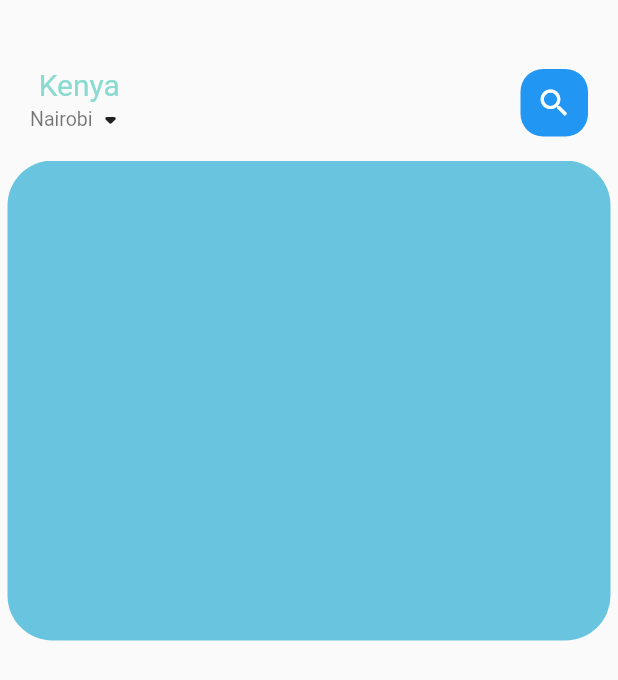
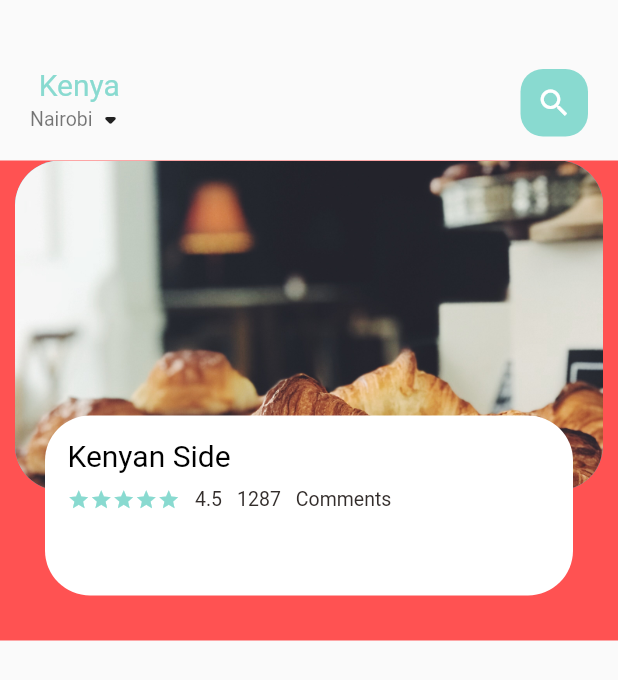
Before and after one commit to Eriq-Kibet/flutter-app, a Flutter app: the screen it shows after launch, on a phone screen of 412 x 824 dp. Shown: the top 680 px of the screen. Run offline on Flutter 3.47's test engine with Material 2 defaults, Android fonts, the phone set to English and light mode, and no system bars.

Commit message:
Improved image container

```diff
--- a/lib/home/food_page_body.dart
+++ b/lib/home/food_page_body.dart
@@ -1,4 +1,7 @@
+import 'package:flutter/material.dart';
 import 'package:flutter/widgets.dart';
+import 'package:myapp/widgets/big_text.dart';
+import 'package:myapp/widgets/small_text.dart';
 
 class FoodPageBody extends StatefulWidget {
   const FoodPageBody({Key? key}) : super(key: key);
@@ -7,11 +10,14 @@ class FoodPageBody extends StatefulWidget {
 }
 
 class _FoodPageBodyState extends State<FoodPageBody> {
+  PageController pageController = PageController(viewportFraction: 1.0);
   @override
   Widget build(BuildContext context) {
     return Container(
+      color: Colors.redAccent,
       height: 320,
       child: PageView.builder(
+          controller: pageController,
           itemCount: 5,
           itemBuilder: (context, position) {
             return _buildPageItem(position);
@@ -20,12 +26,74 @@ class _FoodPageBodyState extends State<FoodPageBody> {
   }
 
   Widget _buildPageItem(int index) {
-    return Container(
-      height: 220,
-      margin: EdgeInsets.only(left: 5, right: 5),
-      decoration: BoxDecoration(
-          borderRadius: BorderRadius.circular(30),
-          color: index.isEven ? Color(0xFF69c5df) : Color(0xFF9294cc)),
+    return Stack(
+      children: [
+        Container(
+          height: 220,
+          margin: EdgeInsets.only(left: 10, right: 10),
+          decoration: BoxDecoration(
+              borderRadius: BorderRadius.circular(30),
+              color: index.isEven ? Color(0xFF69c5df) : Color(0xFF9294cc),
+              image: DecorationImage(
+                  fit: BoxFit.cover,
+                  image: AssetImage('assets/image/food1.jpg'))),
+        ),
+        Align(
+            alignment: Alignment.bottomCenter,
+            child: Container(
+              height: 120,
+              margin: EdgeInsets.only(left: 30, right: 30, bottom: 30),
+              decoration: BoxDecoration(
+                borderRadius: BorderRadius.circular(30),
+                color: Colors.white,
+              ),
+              child: Container(
+                padding: EdgeInsets.only(top: 15, left: 15, right: 15),
+                child: Column(
+                    crossAxisAlignment: CrossAxisAlignment.start,
+                    children: [
+                      BigText(
+                        text: "Kenyan Side",
+                        color: Colors.black,
+                      ),
+                      SizedBox(
+                        height: 10,
+                      ),
+                      Row(
+                        children: [
+                          Wrap(
+                            children: List.generate(
+                                5,
+                                (index) => Icon(
+                                      Icons.star,
+                                      color: const Color(0xFF89dad0),
+                                      size: 15,
+                                    )),
+                          ),
+                          SizedBox(
+                            width: 10,
+                          ),
+                          SmallText(text: "4.5"),
+                          SizedBox(
+                            width: 10,
+                          ),
+                          SmallText(text: "1287"),
+                          SizedBox(
+                            width: 10,
+                          ),
+                          SmallText(text: "Comments")
+                        ],
+                      ),
+                      SizedBox(
+                        height: 20,
+                      ),
+                      Row(
+                        children: [],
+                      )
+                    ]),
+              ),
+            ))
+      ],
     );
   }
 }
--- a/lib/home/main_food_page.dart
+++ b/lib/home/main_food_page.dart
@@ -50,7 +50,7 @@ class _MainFoodPageState extends State<MainFoodPage> {
                     ),
                     decoration: BoxDecoration(
                         borderRadius: BorderRadius.circular(15),
-                        color: Colors.blue),
+                        color: const Color(0xFF89dad0)),
                   )
                 ]),
           ),
--- a/pubspec.yaml
+++ b/pubspec.yaml
@@ -58,8 +58,8 @@ flutter:
   uses-material-design: true
 
   # To add assets to your application, add an assets section, like this:
-  # assets:
-  #   - images/a_dot_burr.jpeg
+  assets:
+    - assets/image/
   #   - images/a_dot_ham.jpeg
 
   # An image asset can refer to one or more resolution-specific "variants", see
```
Also changed, not shown: assets/image/food1.jpg (added), assets/image/food2.jpg (added), assets/image/food3.jpg (added), assets/image/food4.jpg (added), assets/image/food5.jpg (added), assets/image/food6.jpg (added), lib/widgets/icons_and_text_widget.dart (added), 1 other file.
